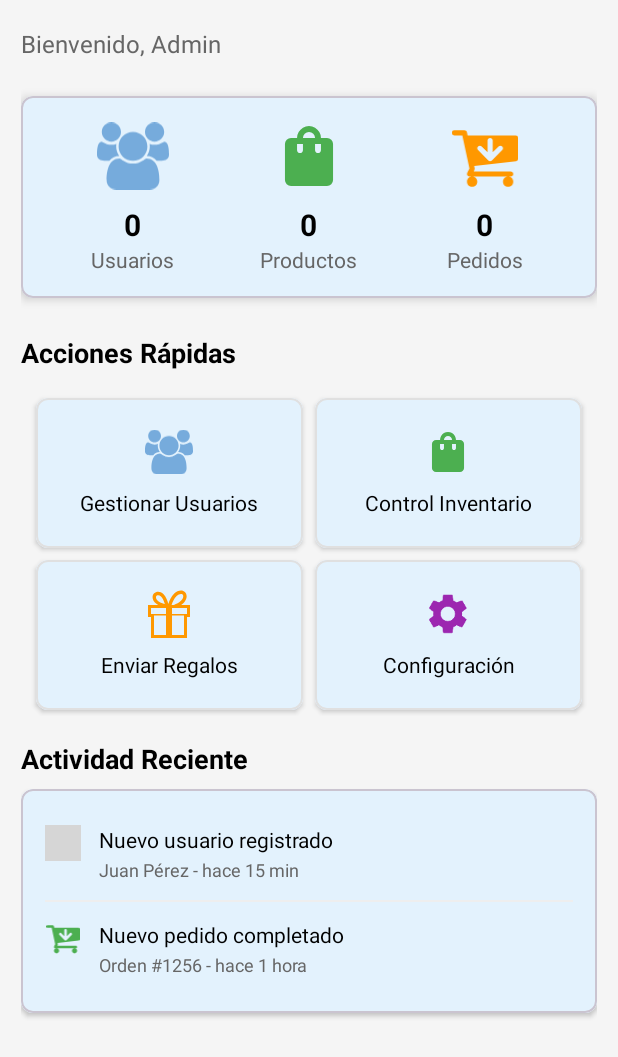
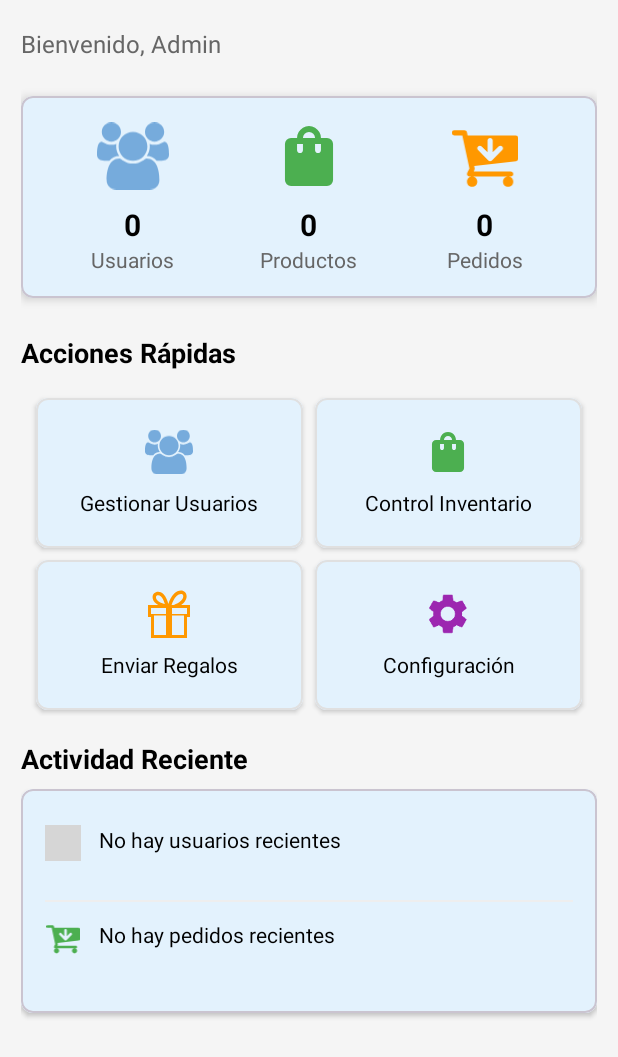
Before and after one commit to 0kev0/PC_AR_Store, an Android app: the fragment AdminFragment shown on its own in the app's theme, on a phone screen of 412 x 824 dp. Shown: the top 1057 px of the screen. Run offline under Robolectric (Android 15) with nearby library versions, the phone set to English and light mode, and no system bars; our stand-ins replace Firebase (no records; nobody signed in at launch, a user with empty details on screens opened directly); grey boxes are pictures that could not be loaded.

Commit message:
[EDIT] Mostrar actividad reciente de usuarios y pedidos en panel de administración
Implementa la visualización de actividades recientes en el panel de administración:

- Muestra el último usuario registrado con su nombre y marca de tiempo
- Muestra el último pedido completado con ID, cliente y monto
- Actualiza dinámicamente las vistas cuando hay nuevos registros

Mejoras adicionales:
- Reemplazo de MaterialTextView por TextView estándar en DiscountCodesAdapter
- Limpieza de imports no utilizados en GiftCardStoreActivity
- Implementación de listener para actualización en tiempo real
- Manejo de errores y estados vacíos

```diff
--- a/app/src/main/java/com/example/pcarstore/Activities/GiftCardStoreActivity.java
+++ b/app/src/main/java/com/example/pcarstore/Activities/GiftCardStoreActivity.java
@@ -8,7 +8,6 @@ import androidx.recyclerview.widget.RecyclerView;
 
 import android.app.AlertDialog;
 import android.app.ProgressDialog;
-import android.content.Context;
 import android.os.Bundle;
 import android.text.InputType;
 import android.text.TextUtils;
@@ -19,9 +18,7 @@ import android.widget.Toast;
 
 import com.example.pcarstore.Adapters.ShopGiftCardAdapter;
 import com.example.pcarstore.Dialogs.CreditCardPaymentDialog;
-import com.example.pcarstore.Dialogs.PaymentConfirmationDialog;
 import com.example.pcarstore.ModelsDB.GiftCard;
-import com.example.pcarstore.ModelsDB.OrderItem;
 import com.example.pcarstore.ModelsDB.User;
 import com.example.pcarstore.R;
 import com.google.firebase.auth.FirebaseAuth;
--- a/app/src/main/java/com/example/pcarstore/Adapters/DiscountCodesAdapter.java
+++ b/app/src/main/java/com/example/pcarstore/Adapters/DiscountCodesAdapter.java
@@ -6,6 +6,7 @@ import android.content.Context;
 import android.view.LayoutInflater;
 import android.view.View;
 import android.view.ViewGroup;
+import android.widget.TextView;
 import android.widget.Toast;
 
 import androidx.annotation.NonNull;
@@ -126,7 +127,7 @@ public class DiscountCodesAdapter extends RecyclerView.Adapter<DiscountCodesAdap
     }
 
     static class DiscountCodeViewHolder extends RecyclerView.ViewHolder {
-        MaterialTextView tvCode, tvDiscount, tvMinPurchase, tvExpiry;
+        TextView tvCode, tvDiscount, tvMinPurchase, tvExpiry; // Changed from MaterialTextView
         Chip chipStatus;
         MaterialButton btnEdit, btnDeactivate;
 
--- a/app/src/main/java/com/example/pcarstore/Fragments/AdminFragment.java
+++ b/app/src/main/java/com/example/pcarstore/Fragments/AdminFragment.java
@@ -5,6 +5,7 @@ import android.util.Log;
 import android.view.LayoutInflater;
 import android.view.View;
 import android.view.ViewGroup;
+import android.widget.LinearLayout;
 import android.widget.TextView;
 import android.widget.Toast;
 
@@ -17,6 +18,7 @@ import com.google.firebase.database.DataSnapshot;
 import com.google.firebase.database.DatabaseError;
 import com.google.firebase.database.DatabaseReference;
 import com.google.firebase.database.FirebaseDatabase;
+import com.google.firebase.database.Query;
 import com.google.firebase.database.ValueEventListener;
 
 public class AdminFragment extends Fragment {
@@ -30,9 +32,98 @@ public class AdminFragment extends Fragment {
                              Bundle savedInstanceState) {
         View view = inflater.inflate(R.layout.fragment_admin, container, false);
         initializeViews(view);
+        setupRecentActivities(view);
         setupClickListeners(view);
         updateMetrics();
         return view;
+    }
+    private void setupRecentActivities(View rootView) {
+        setupRecentUsers(rootView);
+        setupRecentOrders(rootView);
+    }
+
+    private void setupRecentUsers(View rootView) {
+        LinearLayout userActivity = rootView.findViewById(R.id.activity_user);
+        TextView tvUserTitle = rootView.findViewById(R.id.tvActivityTitle1);
+        TextView tvUserSubtitle = rootView.findViewById(R.id.tvActivitySubtitle1);
+
+        DatabaseReference usersRef = FirebaseDatabase.getInstance().getReference("users");
+        Query recentUserQuery = usersRef.orderByChild("timestamp")
+                .limitToLast(1);
+
+        usersRef.addValueEventListener(new ValueEventListener() {
+            @Override
+            public void onDataChange(@NonNull DataSnapshot dataSnapshot) {
+                if (dataSnapshot.exists()) {
+                    for (DataSnapshot userSnapshot : dataSnapshot.getChildren()) {
+                        String name = userSnapshot.child("name").getValue(String.class);
+                        Long timestamp = userSnapshot.child("timestamp").getValue(Long.class);
+                        String email = userSnapshot.child("email").getValue(String.class);
+
+                        //String timeAgo = getTimeAgo(timestamp);
+
+                        tvUserTitle.setText("Nuevo usuario registrado");
+                        tvUserSubtitle.setText((name != null ? name : email) + " - "+ email +  "\n - " + timestamp);
+
+                    }
+                } else {
+                    tvUserTitle.setText("No hay usuarios recientes");
+                    tvUserSubtitle.setText("");
+                }
+            }
+
+            @Override
+            public void onCancelled(@NonNull DatabaseError databaseError) {
+                Log.e("Firebase", "Error loading users", databaseError.toException());
+                tvUserTitle.setText("Error cargando usuarios");
+                tvUserSubtitle.setText("");
+            }
+        });
+    }
+
+    private void setupRecentOrders(View rootView) {
+        LinearLayout orderActivity = rootView.findViewById(R.id.activity_order);
+        TextView tvOrderTitle = rootView.findViewById(R.id.tvActivityTitle2);
+        TextView tvOrderSubtitle = rootView.findViewById(R.id.tvActivitySubtitle2);
+
+        DatabaseReference ordersRef = FirebaseDatabase.getInstance().getReference("orders");
+        Query recentOrderQuery = ordersRef.orderByChild("status")
+                .equalTo("completado")
+                .limitToLast(1);
+
+        ordersRef.addValueEventListener(new ValueEventListener() {
+            @Override
+            public void onDataChange(@NonNull DataSnapshot dataSnapshot) {
+                if (dataSnapshot.exists()) {
+                    for (DataSnapshot orderSnapshot : dataSnapshot.getChildren()) {
+                        String orderId = orderSnapshot.getKey();
+                        Long timestamp = orderSnapshot.child("timestamp").getValue(Long.class);
+                        String customerName = orderSnapshot.child("customerName").getValue(String.class);
+                        Double total = orderSnapshot.child("total").getValue(Double.class);
+
+                        //String timeAgo = getTimeAgo(timestamp);
+
+                        tvOrderTitle.setText("Pedido completado");
+                        tvOrderSubtitle.setText("Orden #" + orderId + " - " +
+                                (customerName != null ? customerName : "") +
+                                (total != null ? " - $" + total : "") +
+                                " - " + timestamp);
+
+
+                    }
+                } else {
+                    tvOrderTitle.setText("No hay pedidos recientes");
+                    tvOrderSubtitle.setText("");
+                }
+            }
+
+            @Override
+            public void onCancelled(@NonNull DatabaseError databaseError) {
+                Log.e("Firebase", "Error loading orders", databaseError.toException());
+                tvOrderTitle.setText("Error cargando pedidos");
+                tvOrderSubtitle.setText("");
+            }
+        });
     }
 
     private void initializeViews(View rootView) {
```
